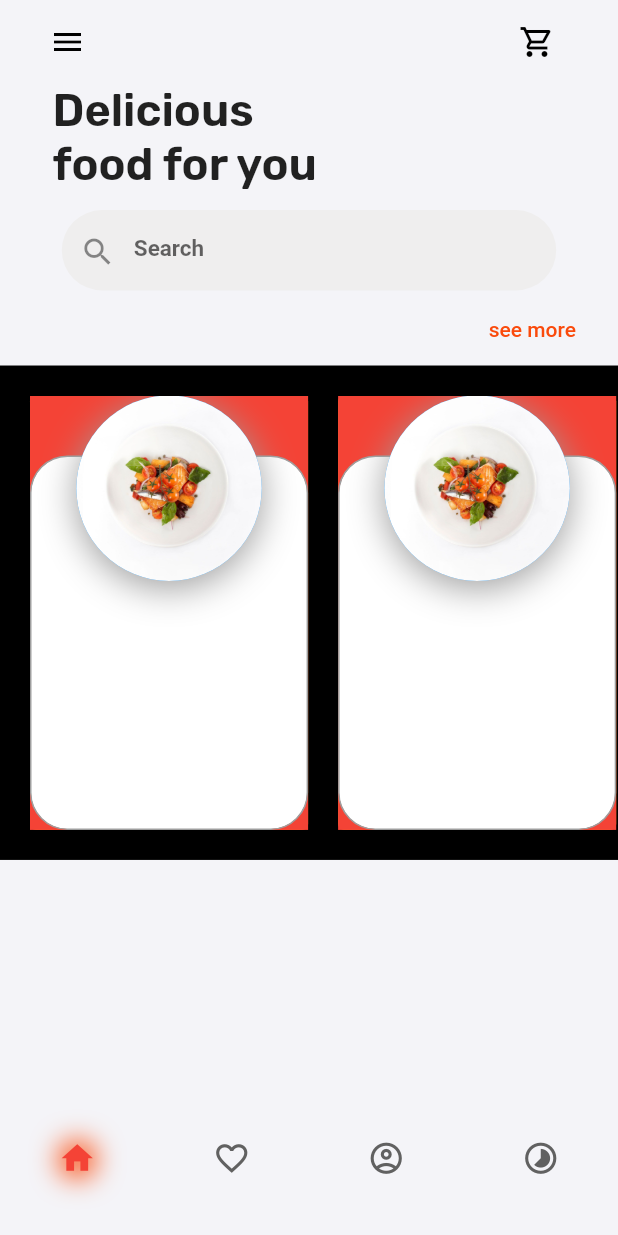
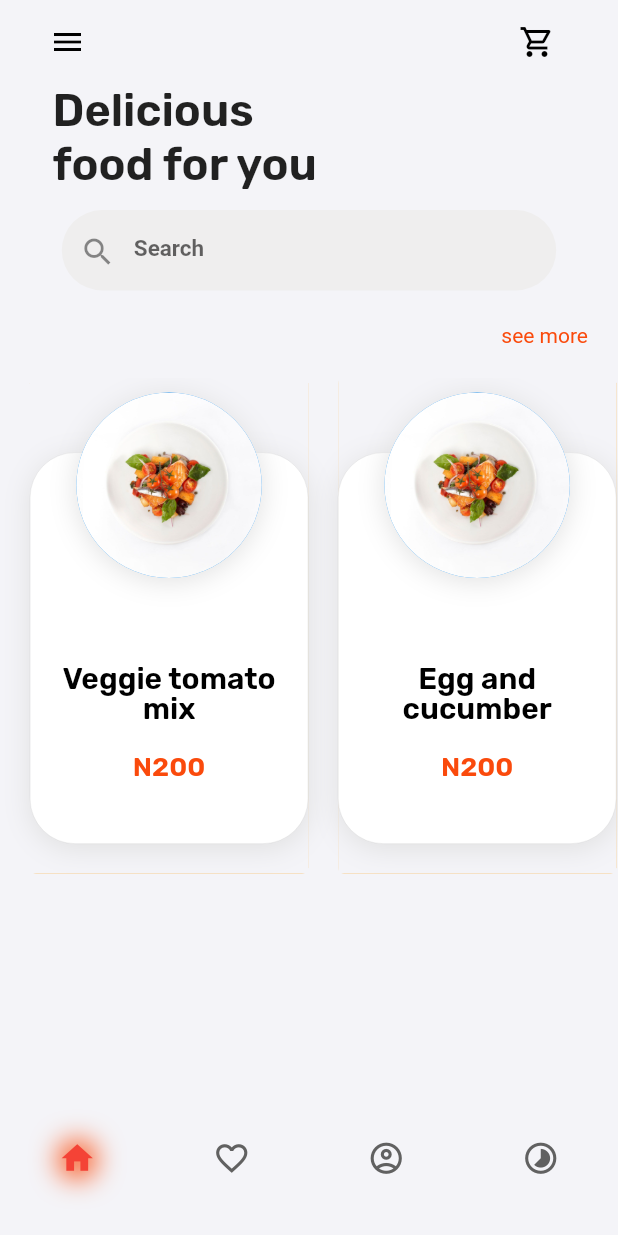
Before and after one commit to axiydev/demo_food_app, a Flutter app: the HomePage screen opened directly, on a phone screen of 412 x 824 dp. Run offline on Flutter 3.47's test engine with Material 2 defaults, Android fonts, the phone set to English and light mode, and no system bars; our stand-ins replace google_fonts.

Commit message:
new_125657

```diff
--- a/lib/pages/home_page/home_page.dart
+++ b/lib/pages/home_page/home_page.dart
@@ -172,23 +172,24 @@ class _HomePageState extends State<HomePage> with SingleTickerProviderStateMixin
                                         )
                                       ),
                                     ),
+                                    SizedBox(height: 20,),
                                     //#listview
                                     Container(
                                       padding: EdgeInsets.symmetric(horizontal: 20),
                                       width: size.width,
                                       alignment: Alignment.centerRight,
-                                      child:TextButton(
+                                      child:InkWell(
                                         child: Text("see more",
                                           style: TextStyle(color: Color(0xFFFA4A0C)),
                                         ),
-                                        onPressed: (){},
-                                      ),
+                                        onTap: (){},
+                                      )
                                     ),
                                   //#listviev horizontal
                                     Container(
-                                      height: size.height*0.4,
+                                      height: size.height*0.45,
                                       padding: EdgeInsets.symmetric(vertical: 20),
-                                      color: Colors.black,
+                                      color:Color(0xFFF4F4F8),
                                       child:ListView.builder(
                                           shrinkWrap: true,
                                           scrollDirection: Axis.horizontal,
@@ -196,22 +197,40 @@ class _HomePageState extends State<HomePage> with SingleTickerProviderStateMixin
                                           itemBuilder:(context,index)=>Card(
                                             color: Colors.orange,
                                             margin: EdgeInsets.only(left: 20),
-                                            elevation: 10.0,
+                                            elevation: 0.0,
                                             child: Container(
                                               width: size.width*0.45,
-                                              color: Colors.red,
+                                              color: Color(0xFFF4F4F8),
                                               child:Container(
                                                 child: Stack(
                                                   children: [
-
                                                     Container(
                                                       height:double.infinity,
                                                       width: double.infinity,
-                                                      margin: EdgeInsets.only(top:40),
+                                                      margin: EdgeInsets.only(top:50,bottom: 20),
                                                       decoration: BoxDecoration(
-                                                        borderRadius: BorderRadius.circular(25),
+                                                        borderRadius: BorderRadius.circular(30),
                                                         color: Colors.white,
-                                                        border: Border.all(width: 1,color: Colors.grey)
+                                                        border: Border.all(width: 0.1,color: Colors.grey),
+                                                        boxShadow: [
+                                                          BoxShadow(color: Colors.grey[300]!,offset: Offset(0,3),blurRadius: 15,),
+                                                        ],
+                                                      ),
+                                                      child: Align(
+                                                        alignment: Alignment.bottomCenter,
+                                                        child: Container(
+                                                          padding: EdgeInsets.only(bottom:size.width*0.1,left: 15,right: 15),
+                                                          child: RichText(
+                                                            textAlign: TextAlign.center,
+                                                            text:TextSpan(
+                                                                text:listOne![index].toString()+"\n\n",
+                                                                style: GoogleFonts.rubik(fontSize:20,color: Colors.black,height: 1,fontWeight: FontWeight.w600),
+                                                                children: [
+                                                                  TextSpan(text: "N200",style: GoogleFonts.rubik(color: Color(0xFFFA4A0C),fontSize: 18)),
+                                                                ]
+                                                            ),
+                                                          ),
+                                                        )
                                                       ),
                                                     ),
                                                     Align(
@@ -219,11 +238,12 @@ class _HomePageState extends State<HomePage> with SingleTickerProviderStateMixin
                                                       child: Container(
                                                         height: size.width*0.3,
                                                         width: size.width*0.3,
+                                                        margin: EdgeInsets.only(top:10),
                                                         decoration: BoxDecoration(
                                                           shape: BoxShape.circle,
                                                           color: Colors.blue,
                                                           boxShadow: [
-                                                            BoxShadow(color: Colors.grey,offset: Offset(0,5),blurRadius: 20),
+                                                            BoxShadow(color: Colors.grey[300]!,offset: Offset(0,2),blurRadius: 15,),
                                                           ],
                                                           image: DecorationImage(
                                                             image: AssetImage('assets/images/ic_cooc.png'),
```
